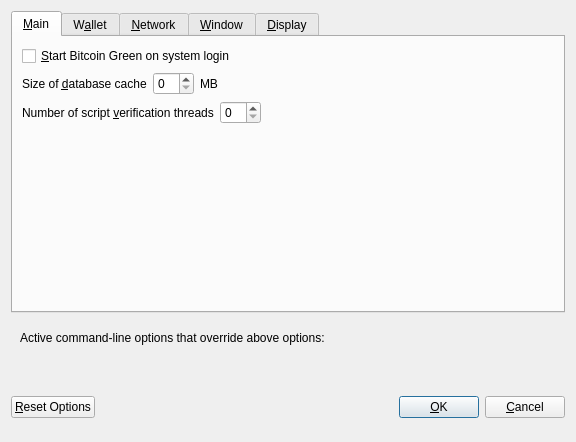
Qt form src/qt/forms/optionsdialog.ui (bitcoin-green/bitgreenold) before a commit.
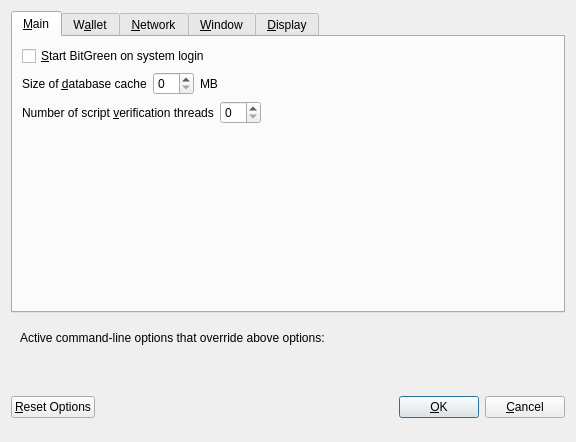
The same form after that commit. Custom widgets are drawn as their Qt base class.

Patch:
```diff
--- a/src/qt/forms/optionsdialog.ui
+++ b/src/qt/forms/optionsdialog.ui
@@ -33,7 +33,7 @@
           <string>Automatically start Bitcoin Green after logging in to the system.</string>
          </property>
          <property name="text">
-          <string>&amp;Start Bitcoin Green on system login</string>
+          <string>&amp;Start BitGreen on system login</string>
          </property>
         </widget>
        </item>
```
Left out of the diff: 8 changed lines with no effect on the pictures.
